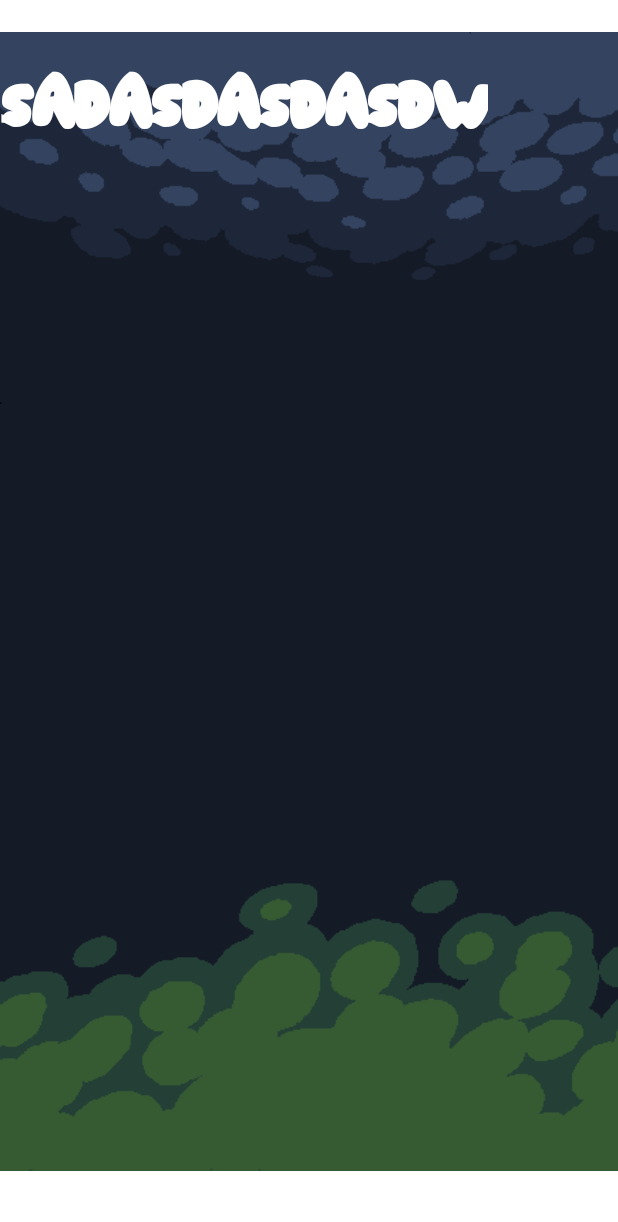
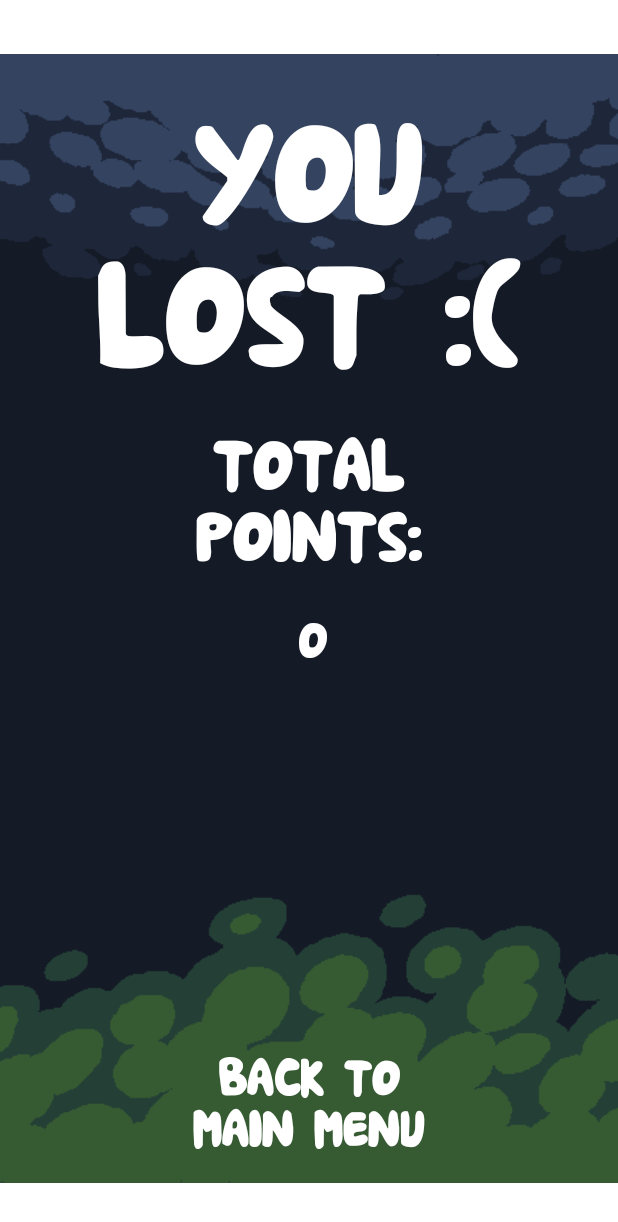
Before and after one commit to bthaus/Fische_Fressen, an Android app: the WinScreen screen opened directly, with no data from a screen before it, on a phone screen of 412 x 824 dp. Shown: the top 1222 px of the screen. Run offline under Robolectric (Android 15) with nearby library versions, the phone set to English and light mode, and no system bars; our stand-ins replace navigation-ui.

Commit message:
bodo: added winscreen

```diff
--- a/app/src/main/java/com/example/fische_fressen/GameScreen.java
+++ b/app/src/main/java/com/example/fische_fressen/GameScreen.java
@@ -47,9 +47,11 @@ public class GameScreen extends AppCompatActivity {
     TextView score;
     int scorepoints = 0;
     FishContainer defaultContainer = new FishContainer(R.drawable.ic_launcher_foreground, -2);
-
+    reFiller reFiller;
+    Bubblebar bubblebar;
     @Override
     protected void onCreate(Bundle savedInstanceState) {
+        Global.playing=true;
         Global.setGameScreen(this);
         super.onCreate(savedInstanceState);
 
@@ -77,9 +79,9 @@ Global.fishContainerLinkedList.add(new FishContainer(Global.getRandomFish()));
 
 
         grid.setAdapter(adapter);
-        reFiller reFiller = new reFiller();
+        reFiller = new reFiller();
         reFiller.start();
-        Bubblebar bubblebar=new Bubblebar();
+        bubblebar=new Bubblebar();
         bubblebar.start();
 
     }
@@ -90,13 +92,17 @@ Global.fishContainerLinkedList.add(new FishContainer(Global.getRandomFish()));
 
     public void win() {
         GameStatistics.setHighscore(scorepoints);
+        Global.won=true;
+        Global.scorePoints=scorepoints;
         startActivity(
-                new Intent(this, MainActivity.class));
+                new Intent(this, WinScreen.class));
     }
     private void lose() {
         GameStatistics.setHighscore(scorepoints);
         GameStatistics.print();
-        startActivity(new Intent(this, MainActivity.class));
+        Global.scorePoints=scorepoints;
+        Global.won=false;
+        startActivity(new Intent(this, WinScreen.class));
     }
 
     public void onRefill() {
@@ -117,13 +123,13 @@ Global.fishContainerLinkedList.add(new FishContainer(Global.getRandomFish()));
     }
 
     public class Bubblebar extends Thread{
-        boolean playing=true;
+
         @RequiresApi(api = Build.VERSION_CODES.N)
         @Override
         public void run() {
             binding.bubblebar.getProgressDrawable().setColorFilter(Color.BLUE, PorterDuff.Mode.MULTIPLY);
             binding.bubblebar.setProgress(100);
-            while(playing){
+            while(Global.playing){
                 try {
                     Thread.sleep(difficulty);
                 } catch (InterruptedException e) {
@@ -132,7 +138,7 @@ Global.fishContainerLinkedList.add(new FishContainer(Global.getRandomFish()));
                 binding.bubblebar.setProgress(binding.bubblebar.getProgress()-1,true);
                 if(binding.bubblebar.getProgress()==0){
                     lose();
-                    playing=false;
+
                 }
             }
         }
@@ -144,7 +150,7 @@ Global.fishContainerLinkedList.add(new FishContainer(Global.getRandomFish()));
         @Override
         public void run() {
 
-            while (true) {
+            while (Global.playing) {
                 try {
                     Log.e("TAG", "run: refiller ");
                     Thread.sleep(60000);
--- a/app/src/main/java/com/example/fische_fressen/WinScreen.java
+++ b/app/src/main/java/com/example/fische_fressen/WinScreen.java
@@ -1,7 +1,9 @@
 package com.example.fische_fressen;
 
+import android.content.Intent;
 import android.os.Bundle;
 
+import com.example.fische_fressen.utils.Global;
 import com.google.android.material.snackbar.Snackbar;
 
 import androidx.appcompat.app.AppCompatActivity;
@@ -22,11 +24,18 @@ public class WinScreen extends AppCompatActivity {
 
     @Override
     protected void onCreate(Bundle savedInstanceState) {
+        Global.playing=false;
         super.onCreate(savedInstanceState);
 
         binding = ActivityWinScreenBinding.inflate(getLayoutInflater());
         setContentView(binding.getRoot());
-
+        if(Global.won){
+            binding.winorlose.setText(R.string.game_won);
+        }else{
+            binding.winorlose.setText(R.string.game_lost);
+        }
+        binding.totalpoints.setText(String.valueOf(Global.scorePoints));
+        binding.backtomainmenue.setOnClickListener(view -> startActivity(new Intent(view.getContext(), MainActivity.class)));
 
 
 
--- a/app/src/main/java/com/example/fische_fressen/utils/Global.java
+++ b/app/src/main/java/com/example/fische_fressen/utils/Global.java
@@ -21,8 +21,11 @@ public class Global {
     public static int lastClickedPosition=-1;
     public static Fish defaultFish=new Fish(R.drawable.empty,-2);
     public static int scorePoints=0;
-    public static int difficultyValue=150;
+    public static int difficultyValue=90;
     public static Difficulty difficulty=Difficulty.HARD;
+    public static boolean won=false;
+    public static boolean playing;
+
 
     public static boolean isSleepytime() {
         return sleepytime;
@@ -68,7 +71,7 @@ public class Global {
 
     public static Fish getRandomFish(){
         int rand = (int) (Math.random() * 1000);
-        if(rand>950){
+        if(rand>0){
             return new ExplosionFish();
         }
         rand=rand%3;
--- a/app/src/main/res/layout/activity_win_screen.xml
+++ b/app/src/main/res/layout/activity_win_screen.xml
@@ -2,33 +2,80 @@
 <androidx.constraintlayout.widget.ConstraintLayout xmlns:android="http://schemas.android.com/apk/res/android"
     xmlns:app="http://schemas.android.com/apk/res-auto"
     xmlns:tools="http://schemas.android.com/tools"
-    android:id="@+id/coordinatorLayout"
+    android:id="@+id/constraintLayout"
     android:layout_width="match_parent"
     android:layout_height="match_parent"
     tools:context=".WinScreen">
 
-    <include
-        android:id="@+id/include"
-        layout="@layout/content_win_screen"
-        android:layout_width="wrap_content"
-        android:layout_height="wrap_content" />
-
     <ImageView
-        android:id="@+id/imageView2"
-        android:layout_width="455dp"
-        android:layout_height="802dp"
-        app:srcCompat="@drawable/bg_dim"
-        tools:layout_editor_absoluteX="-20dp"
-        tools:layout_editor_absoluteY="-38dp" />
+        android:id="@+id/imageView4"
+        android:layout_width="451dp"
+        android:layout_height="779dp"
+        app:layout_constraintBottom_toBottomOf="parent"
+        app:layout_constraintEnd_toEndOf="parent"
+        app:layout_constraintHorizontal_bias="0.5"
+        app:layout_constraintStart_toStartOf="parent"
+        app:layout_constraintTop_toTopOf="parent"
+        app:srcCompat="@drawable/bg_dim" />
 
     <TextView
-        android:id="@+id/textView"
-        android:layout_width="wrap_content"
-        android:layout_height="wrap_content"
+        android:id="@+id/winorlose"
+        android:layout_width="405dp"
+        android:layout_height="194dp"
+        android:layout_marginTop="64dp"
         android:fontFamily="@font/sharksoftbites"
-        android:text="sadasdasdasdw"
+        android:text="You Won!"
+        android:textAlignment="center"
+        android:textAllCaps="true"
         android:textColor="#FFFFFF"
         android:textSize="96sp"
-        android:textStyle="bold" />
+        app:layout_constraintEnd_toEndOf="parent"
+        app:layout_constraintStart_toStartOf="parent"
+        app:layout_constraintTop_toTopOf="parent" />
+
+    <TextView
+        android:id="@+id/totalpoints"
+        android:layout_width="451dp"
+        android:layout_height="63dp"
+        android:layout_marginTop="408dp"
+        android:fontFamily="@font/sharksoftbites"
+        android:text="0000000000000"
+        android:textAlignment="center"
+        android:textColor="#FFFFFF"
+        android:textSize="34sp"
+        app:layout_constraintEnd_toEndOf="parent"
+        app:layout_constraintHorizontal_bias="0.45"
+        app:layout_constraintStart_toStartOf="parent"
+        app:layout_constraintTop_toTopOf="parent" />
+
+    <TextView
+        android:id="@+id/totalpointstext"
+        android:layout_width="243dp"
+        android:layout_height="106dp"
+        android:layout_marginTop="284dp"
+        android:fontFamily="@font/sharksoftbites"
+        android:text="Total Points:"
+        android:textAlignment="center"
+        android:textAllCaps="true"
+        android:textColor="#FFFFFF"
+        android:textSize="48sp"
+        app:layout_constraintEnd_toEndOf="parent"
+        app:layout_constraintStart_toStartOf="parent"
+        app:layout_constraintTop_toTopOf="parent" />
+
+    <TextView
+        android:id="@+id/backtomainmenue"
+        android:layout_width="177dp"
+        android:layout_height="92dp"
+        android:layout_marginBottom="32dp"
+        android:fontFamily="@font/sharksoftbites"
+        android:text="back to main menu"
+        android:textAlignment="center"
+        android:textAllCaps="true"
+        android:textColor="#FFFFFF"
+        android:textSize="34sp"
+        app:layout_constraintBottom_toBottomOf="parent"
+        app:layout_constraintEnd_toEndOf="parent"
+        app:layout_constraintStart_toStartOf="parent" />
 
 </androidx.constraintlayout.widget.ConstraintLayout>
--- a/app/src/main/res/values/strings.xml
+++ b/app/src/main/res/values/strings.xml
@@ -14,4 +14,6 @@
     <!-- TODO: Remove or change this placeholder text -->
     <string name="hello_blank_fragment">Hello blank fragment</string>
     <string name="title_activity_win_screen">WinScreen</string>
+    <string name="game_won">You Won!</string>
+    <string name="game_lost">You lost :(</string>
 </resources>
```
